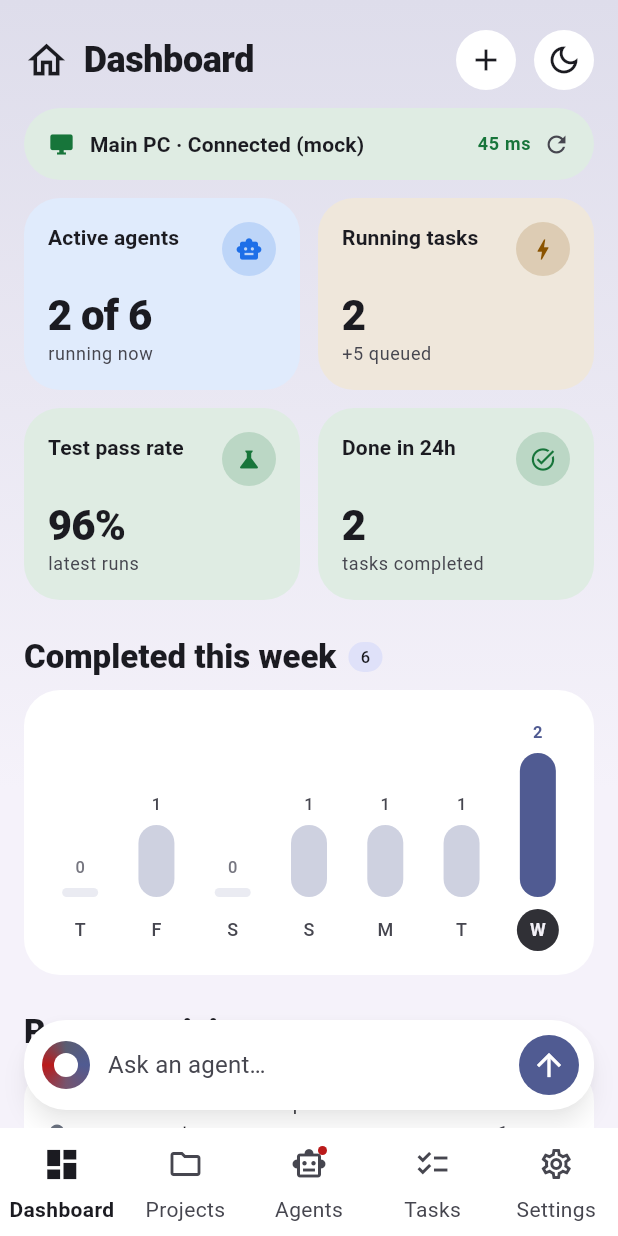
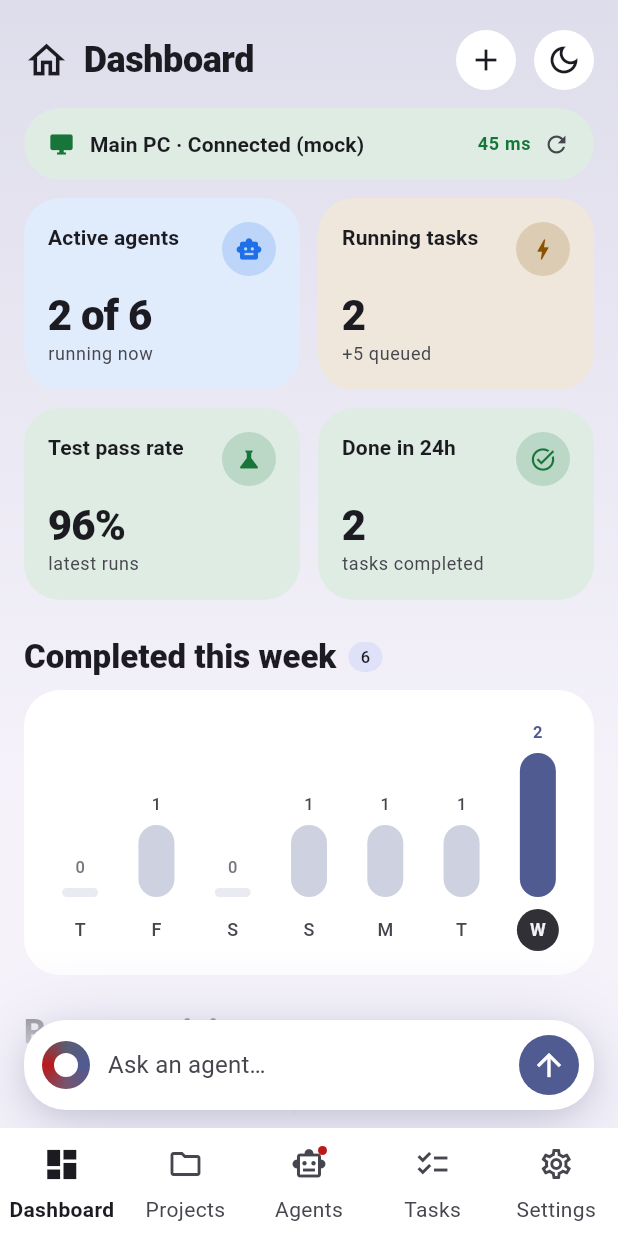
Before and after one commit to c0balt60/ai_dashboard, a Flutter app: the screen it shows after launch, on a phone screen of 412 x 824 dp. Run offline on Flutter 3.47's test engine with Material 3 defaults, Android fonts, the phone set to English and light mode, and no system bars; our stand-ins replace flutter_riverpod, go_router.

Commit message:
Give floating prompt bars and FABs a soft glow over a content haze
FloatingGlow replaces the gray elevation shadow with a wide primary-tinted
halo, and BottomHaze fades page content into the backdrop behind the
dashboard prompt bar and tab FABs, like the reference design.

Co-Authored-By: Claude Opus 5.5 (1M context) <noreply@anthropic.com>

```diff
--- a/lib/app/theme.dart
+++ b/lib/app/theme.dart
@@ -252,8 +252,11 @@ ThemeData buildTheme(Brightness brightness) {
     floatingActionButtonTheme: FloatingActionButtonThemeData(
       backgroundColor: scheme.primary,
       foregroundColor: scheme.onPrimary,
-      elevation: 2,
-      highlightElevation: 4,
+      // FloatingGlow supplies the depth instead of a gray elevation shadow.
+      elevation: 0,
+      focusElevation: 0,
+      hoverElevation: 0,
+      highlightElevation: 0,
       shape: const StadiumBorder(),
       extendedTextStyle: text.labelLarge?.copyWith(fontWeight: FontWeight.w700),
     ),
--- a/lib/features/projects/project_dashboard_screen.dart
+++ b/lib/features/projects/project_dashboard_screen.dart
@@ -9,6 +9,7 @@ import '../../providers/backend_providers.dart';
 import '../../utils/time_format.dart';
 import '../../widgets/agent_card.dart';
 import '../../widgets/common.dart';
+import '../../widgets/glow.dart';
 import '../../widgets/layout.dart';
 import '../../widgets/page.dart';
 import '../../widgets/sheets/assign_agent_sheet.dart';
@@ -68,10 +69,12 @@ class ProjectDashboardScreen extends ConsumerWidget {
               const SizedBox(width: 8),
             ],
           ),
-          floatingActionButton: FloatingActionButton.extended(
-            onPressed: () => showRunCommandSheet(context, projectId),
-            icon: const Icon(Icons.terminal),
-            label: const Text('Run command'),
+          floatingActionButton: FloatingGlow(
+            child: FloatingActionButton.extended(
+              onPressed: () => showRunCommandSheet(context, projectId),
+              icon: const Icon(Icons.terminal),
+              label: const Text('Run command'),
+            ),
           ),
           body: SafeArea(
             top: false,
--- /dev/null
+++ b/lib/widgets/glow.dart
@@ -0,0 +1,77 @@
+/// Soft glows for widgets that float over content, such as the prompt bars
+/// and FABs, and the haze that fades content out behind them.
+library;
+
+import 'package:flutter/material.dart';
+
+import '../app/theme.dart';
+
+/// A wide primary-tinted halo plus a tight shadow for definition. The halo is
+/// stronger in dark mode, where a light glow reads better than a shadow.
+List<BoxShadow> floatingGlow(BuildContext context) {
+  final theme = Theme.of(context);
+  final dark = theme.brightness == Brightness.dark;
+  final scheme = theme.colorScheme;
+  return [
+    BoxShadow(
+      color: scheme.primary.withValues(alpha: dark ? 0.32 : 0.22),
+      blurRadius: 40,
+      spreadRadius: 2,
+      offset: const Offset(0, 10),
+    ),
+    BoxShadow(
+      color: scheme.shadow.withValues(alpha: dark ? 0.35 : 0.08),
+      blurRadius: 12,
+      offset: const Offset(0, 4),
+    ),
+  ];
+}
+
+/// Paints [floatingGlow] around [child], which should be opaque and match
+/// [shape].
+class FloatingGlow extends StatelessWidget {
+  const FloatingGlow({
+    super.key,
+    required this.child,
+    this.shape = const StadiumBorder(),
+  });
+
+  final Widget child;
+  final ShapeBorder shape;
+
+  @override
+  Widget build(BuildContext context) => DecoratedBox(
+    decoration: ShapeDecoration(shape: shape, shadows: floatingGlow(context)),
+    child: child,
+  );
+}
+
+/// A bottom-up fade into the backdrop color, placed under floating bars so
+/// content scrolling beneath them dissolves instead of being cut off.
+class BottomHaze extends StatelessWidget {
+  const BottomHaze({super.key, this.height = 120});
+
+  final double height;
+
+  @override
+  Widget build(BuildContext context) {
+    final color = AppSurfaces.of(context).backdropBottom;
+    return IgnorePointer(
+      child: Container(
+        height: height,
+        decoration: BoxDecoration(
+          gradient: LinearGradient(
+            begin: Alignment.topCenter,
+            end: Alignment.bottomCenter,
+            colors: [
+              color.withValues(alpha: 0),
+              color.withValues(alpha: 0.85),
+              color,
+            ],
+            stops: const [0, 0.55, 1],
+          ),
+        ),
+      ),
+    );
+  }
+}
--- a/lib/widgets/page.dart
+++ b/lib/widgets/page.dart
@@ -1,6 +1,7 @@
 /// The frame shared by the tab screens: a large title header with round
 /// action buttons and the theme toggle, content centered on wide screens,
-/// optional pull-to-refresh, and an optional floating bottom bar.
+/// optional pull-to-refresh, and an optional floating bottom bar or FAB that
+/// glows over a haze fading the content out beneath it.
 library;
 
 import 'package:flutter/material.dart';
@@ -8,6 +9,7 @@ import 'package:flutter_riverpod/flutter_riverpod.dart';
 
 import '../app/theme.dart';
 import '../providers/settings_provider.dart';
+import 'glow.dart';
 import 'layout.dart';
 
 class AppPage extends StatelessWidget {
@@ -42,7 +44,9 @@ class AppPage extends StatelessWidget {
 
     return Scaffold(
       backgroundColor: Colors.transparent,
-      floatingActionButton: floatingActionButton,
+      floatingActionButton: floatingActionButton == null
+          ? null
+          : FloatingGlow(child: floatingActionButton!),
       body: SafeArea(
         bottom: false,
         child: LayoutBuilder(
@@ -72,16 +76,23 @@ class AppPage extends StatelessWidget {
             if (onRefresh != null) {
               body = RefreshIndicator(onRefresh: onRefresh!, child: body);
             }
-            if (bottomBar == null) return body;
+            if (bottomBar == null && floatingActionButton == null) return body;
             return Stack(
               children: [
                 Positioned.fill(child: body),
-                Positioned(
-                  left: 16,
-                  right: 16,
-                  bottom: 12,
-                  child: ContentWidth(maxWidth: 720, child: bottomBar!),
+                const Positioned(
+                  left: 0,
+                  right: 0,
+                  bottom: 0,
+                  child: BottomHaze(),
                 ),
+                if (bottomBar != null)
+                  Positioned(
+                    left: 16,
+                    right: 16,
+                    bottom: 12,
+                    child: ContentWidth(maxWidth: 720, child: bottomBar!),
+                  ),
               ],
             );
           },
--- a/lib/widgets/prompt_bar.dart
+++ b/lib/widgets/prompt_bar.dart
@@ -5,6 +5,7 @@ library;
 import 'package:flutter/material.dart';
 
 import '../app/theme.dart';
+import 'glow.dart';
 
 /// Gradient ring used as the mark for prompting agents.
 class AiOrb extends StatelessWidget {
@@ -45,8 +46,8 @@ class AiOrb extends StatelessWidget {
   }
 }
 
-/// Raised, rounded card surface for prompt inputs. Tappable when [onTap] is
-/// given.
+/// Rounded card surface for prompt inputs that floats on a soft glow.
+/// Tappable when [onTap] is given.
 class PromptBarFrame extends StatelessWidget {
   const PromptBarFrame({
     super.key,
@@ -61,15 +62,14 @@ class PromptBarFrame extends StatelessWidget {
 
   @override
   Widget build(BuildContext context) {
-    final scheme = Theme.of(context).colorScheme;
     const shape = RoundedRectangleBorder(
       borderRadius: BorderRadius.all(Radius.circular(28)),
     );
-    return Material(
+    return FloatingGlow(
+      shape: shape,
+      child: Material(
         color: AppSurfaces.of(context).card,
         shape: shape,
-      elevation: 6,
-      shadowColor: scheme.shadow.withValues(alpha: 0.35),
         clipBehavior: Clip.antiAlias,
         child: InkWell(
           onTap: onTap,
@@ -79,6 +79,7 @@ class PromptBarFrame extends StatelessWidget {
             child: Padding(padding: padding, child: child),
           ),
         ),
+      ),
     );
   }
 }
```
Also changed, not shown: 1 other file. Lines whose indentation alone changed are shown as unchanged.
